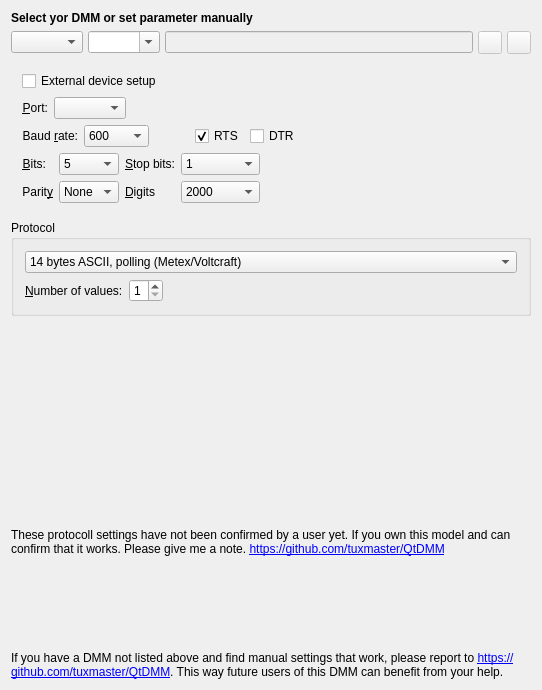
Above: src/ui/uidmmprefs.ui from tuxmaster/QtDMM before the change. Below: the same form after it.
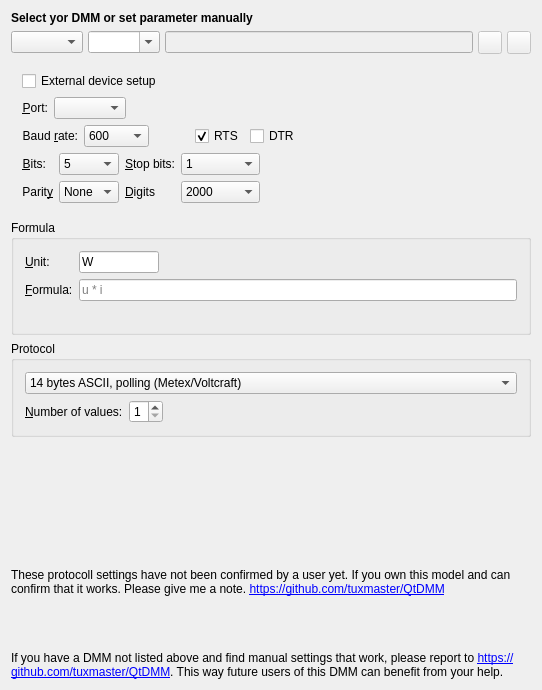
That is the form after the change. Icons and pictures are not drawn. Custom widgets are drawn as their Qt base class.

Commit message: Calculated values: a formula over other instances as a meter

Patch:
```diff
--- a/src/ui/uidmmprefs.ui
+++ b/src/ui/uidmmprefs.ui
@@ -554,6 +554,74 @@
      </layout>
     </widget>
    </item>
+   <item>
+    <widget class="QGroupBox" name="ui_calcGroup">
+     <property name="title">
+      <string>Formula</string>
+     </property>
+     <layout class="QFormLayout" name="formLayout_calc">
+      <item row="0" column="0">
+       <widget class="QLabel" name="ui_calcUnitLabel">
+        <property name="text">
+         <string>&amp;Unit:</string>
+        </property>
+        <property name="buddy">
+         <cstring>ui_calcUnit</cstring>
+        </property>
+       </widget>
+      </item>
+      <item row="0" column="1">
+       <widget class="QLineEdit" name="ui_calcUnit">
+        <property name="whatsThis">
+         <string>The unit of the calculated value, without SI prefix: W, V, A, Ohm, ...</string>
+        </property>
+        <property name="maximumSize">
+         <size>
+          <width>80</width>
+          <height>16777215</height>
+         </size>
+        </property>
+        <property name="text">
+         <string notr="true">W</string>
+        </property>
+       </widget>
+      </item>
+      <item row="1" column="0">
+       <widget class="QLabel" name="ui_calcExpressionLabel">
+        <property name="text">
+         <string>&amp;Formula:</string>
+        </property>
+        <property name="buddy">
+         <cstring>ui_calcExpression</cstring>
+        </property>
+       </widget>
+      </item>
+      <item row="1" column="1">
+       <widget class="QLineEdit" name="ui_calcExpression">
+        <property name="whatsThis">
+         <string>The value this instance shows, computed from the readings of the other running instances. Their names are the variables; + - * / ^, parentheses, numbers with SI suffix (1.5k) and sqrt, abs, log10, min, max are allowed.</string>
+        </property>
+        <property name="placeholderText">
+         <string notr="true">u * i</string>
+        </property>
+       </widget>
+      </item>
+      <item row="2" column="1">
+       <widget class="QLabel" name="ui_calcHint">
+        <property name="text">
+         <string notr="true"/>
+        </property>
+        <property name="textFormat">
+         <enum>Qt::RichText</enum>
+        </property>
+        <property name="wordWrap">
+         <bool>true</bool>
+        </property>
+       </widget>
+      </item>
+     </layout>
+    </widget>
+   </item>
    <item>
     <widget class="QGroupBox" name="ui_protocol">
      <property name="title">
```
The commit also changes 26 other files.
